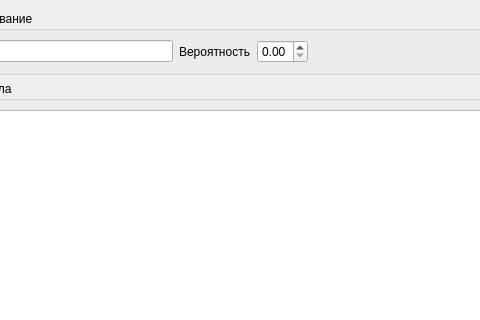
Above: src/diagnosis_rules/ruleeditwidget.ui from megakoko/m-system before the change; both pictures show x 152 to 632 and y 0 to 320 of the 725 by 407 pixel window. Below: the same form after it.
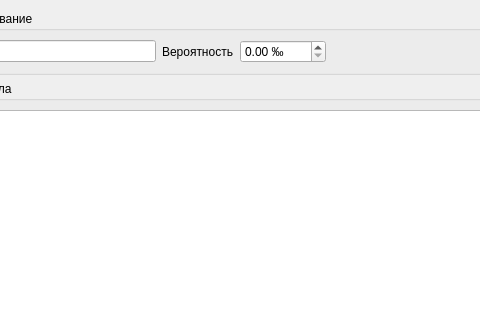
That is the form after the change.

Commit message: Теперь вместо вероятности из отрезка [0;1] в пользовательском интерфейсе используются промилле/проценты. Также немного изменил элементы осмотра пациента.

The edit to the form file:
```diff
--- a/src/diagnosis_rules/ruleeditwidget.ui
+++ b/src/diagnosis_rules/ruleeditwidget.ui
@@ -39,8 +39,11 @@
       </item>
       <item>
        <widget class="QDoubleSpinBox" name="m_diseaseProbability">
+        <property name="suffix">
+         <string> ‰</string>
+        </property>
         <property name="maximum">
-         <double>1.000000000000000</double>
+         <double>1000.000000000000000</double>
         </property>
         <property name="singleStep">
          <double>0.100000000000000</double>
```
Left out of the diff: 2 changed lines with no effect on the pictures. The commit also changes 5 other files.
